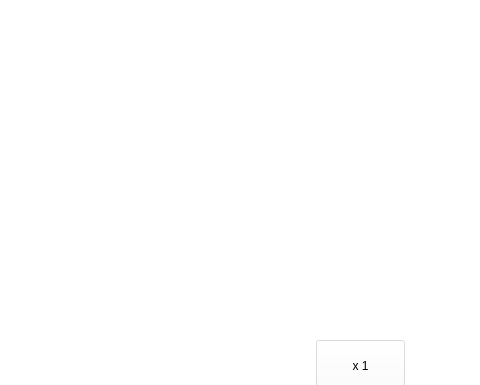
The window that apps/NxGstVideoPlayer/PlayerVideoFrame.ui (CoasiaNexell/linux_library_nx-gst-video-player) describes before a commit, drawn with Qt 5; both pictures show x 544 to 1024 and y 0 to 385 of the 1024 by 600 pixel window.
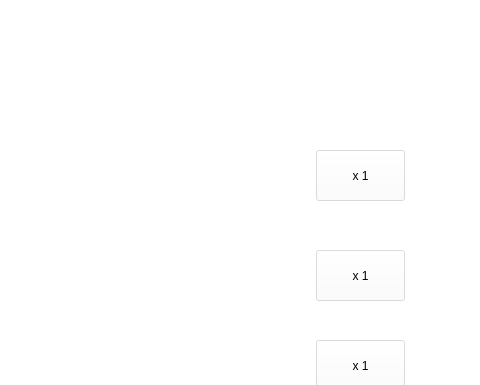
The same window after the commit.

Commit message: VideoPlayer: Add test buttons for program/stream selection

Diff of the .ui file:
```diff
--- a/apps/NxGstVideoPlayer/PlayerVideoFrame.ui
+++ b/apps/NxGstVideoPlayer/PlayerVideoFrame.ui
@@ -517,6 +517,40 @@
     <string>x 1</string>
    </property>
   </widget>
+  <widget class="QPushButton" name="switchStreamButton">
+   <property name="geometry">
+    <rect>
+     <x>860</x>
+     <y>250</y>
+     <width>89</width>
+     <height>51</height>
+    </rect>
+   </property>
+   <property name="styleSheet">
+    <string notr="true">background-color: rgba(255, 255, 255, 50%);
+color: rgba(1, 1, 1);</string>
+   </property>
+   <property name="text">
+    <string>x 1</string>
+   </property>
+  </widget>
+  <widget class="QPushButton" name="nextProgramButton">
+   <property name="geometry">
+    <rect>
+     <x>860</x>
+     <y>150</y>
+     <width>89</width>
+     <height>51</height>
+    </rect>
+   </property>
+   <property name="styleSheet">
+    <string notr="true">background-color: rgba(255, 255, 255, 50%);
+color: rgba(1, 1, 1);</string>
+   </property>
+   <property name="text">
+    <string>x 1</string>
+   </property>
+  </widget>
   <zorder>graphicsView</zorder>
   <zorder>prevButton</zorder>
   <zorder>pauseButton</zorder>
```
Left out of the diff: 2 changed lines with no effect on the pictures. The commit also changes 7 other files.
